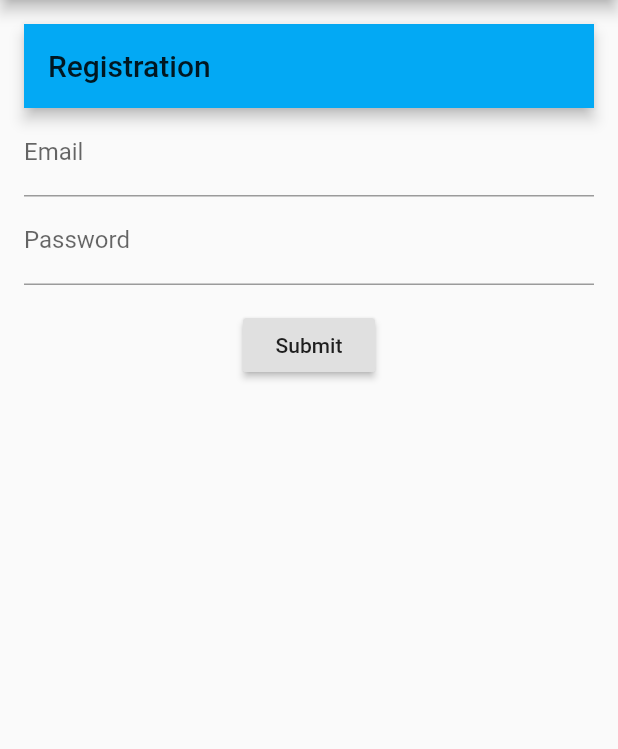
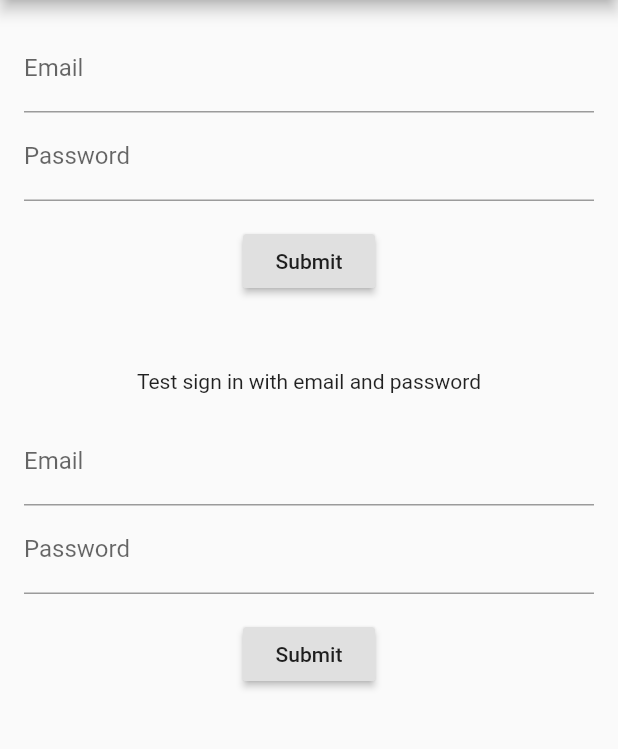
Before and after one commit to FraserTooth/stoma_stats_app, a Flutter app: the screen it shows after launch, on a phone screen of 412 x 824 dp, the part 84-833 px from its top. Run offline on Flutter 3.47's test engine with Material 2 defaults, Android fonts, the phone set to English and light mode, and no system bars; our stand-ins replace firebase_auth, firebase_core, firebase_dynamic_links; accounts and stored records are empty.

Commit message:
feat: v basic signin

```diff
--- a/lib/src/views/login.dart
+++ b/lib/src/views/login.dart
@@ -50,6 +50,7 @@ class _LoginState extends State<Login> {
           padding: const EdgeInsets.all(16),
           children: <Widget>[
             _RegisterEmailSection(),
+            _EmailPasswordForm(),
           ],
         );
       }),
@@ -97,13 +98,7 @@ class _RegisterEmailSectionState extends State<_RegisterEmailSection> {
 
   @override
   Widget build(BuildContext context) {
-    return Container(
-        height: 500,
-        child: Scaffold(
-          appBar: AppBar(
-            title: Text(widget.title),
-          ),
-          body: Form(
+    return Form(
       key: _formKey,
       child: Column(
         crossAxisAlignment: CrossAxisAlignment.start,
@@ -150,7 +145,106 @@ class _RegisterEmailSectionState extends State<_RegisterEmailSection> {
           )
         ],
       ),
-          ),
-        ));
+    );
   }
 }
+
+class _EmailPasswordForm extends StatefulWidget {
+  @override
+  State<StatefulWidget> createState() => _EmailPasswordFormState();
+}
+
+class _EmailPasswordFormState extends State<_EmailPasswordForm> {
+  final GlobalKey<FormState> _formKey = GlobalKey<FormState>();
+  final TextEditingController _emailController = TextEditingController();
+  final TextEditingController _passwordController = TextEditingController();
+  bool _success;
+  String _userEmail;
+
+  @override
+  Widget build(BuildContext context) {
+    return Form(
+      key: _formKey,
+      child: Column(
+        crossAxisAlignment: CrossAxisAlignment.start,
+        children: <Widget>[
+          Container(
+            child: const Text('Test sign in with email and password'),
+            padding: const EdgeInsets.all(16),
+            alignment: Alignment.center,
+          ),
+          TextFormField(
+            controller: _emailController,
+            decoration: const InputDecoration(labelText: 'Email'),
+            validator: (String value) {
+              if (value.isEmpty) {
+                return 'Please enter some text';
+              }
+              return null;
+            },
+          ),
+          TextFormField(
+            controller: _passwordController,
+            decoration: const InputDecoration(labelText: 'Password'),
+            validator: (String value) {
+              if (value.isEmpty) {
+                return 'Please enter some text';
+              }
+              return null;
+            },
+          ),
+          Container(
+            padding: const EdgeInsets.symmetric(vertical: 16.0),
+            alignment: Alignment.center,
+            child: RaisedButton(
+              onPressed: () async {
+                if (_formKey.currentState.validate()) {
+                  _signInWithEmailAndPassword();
+                }
+              },
+              child: const Text('Submit'),
+            ),
+          ),
+          Container(
+            alignment: Alignment.center,
+            padding: const EdgeInsets.symmetric(horizontal: 16),
+            child: Text(
+              _success == null
+                  ? ''
+                  : (_success
+                      ? 'Successfully signed in ' + _userEmail
+                      : 'Sign in failed'),
+              style: TextStyle(color: Colors.red),
+            ),
+          )
+        ],
+      ),
+    );
+  }
+
+  void _signInWithEmailAndPassword() async {
+    final User user = (await _auth.signInWithEmailAndPassword(
+      email: _emailController.text,
+      password: _passwordController.text,
+    ))
+        .user;
+
+    if (user != null) {
+      setState(() {
+        _success = true;
+        _userEmail = user.email;
+      });
+    } else {
+      setState(() {
+        _success = false;
+      });
+    }
+  }
+
+  @override
+  void dispose() {
+    _emailController.dispose();
+    _passwordController.dispose();
+    super.dispose();
+  }
+}
```
Lines whose indentation alone changed are shown as unchanged.
